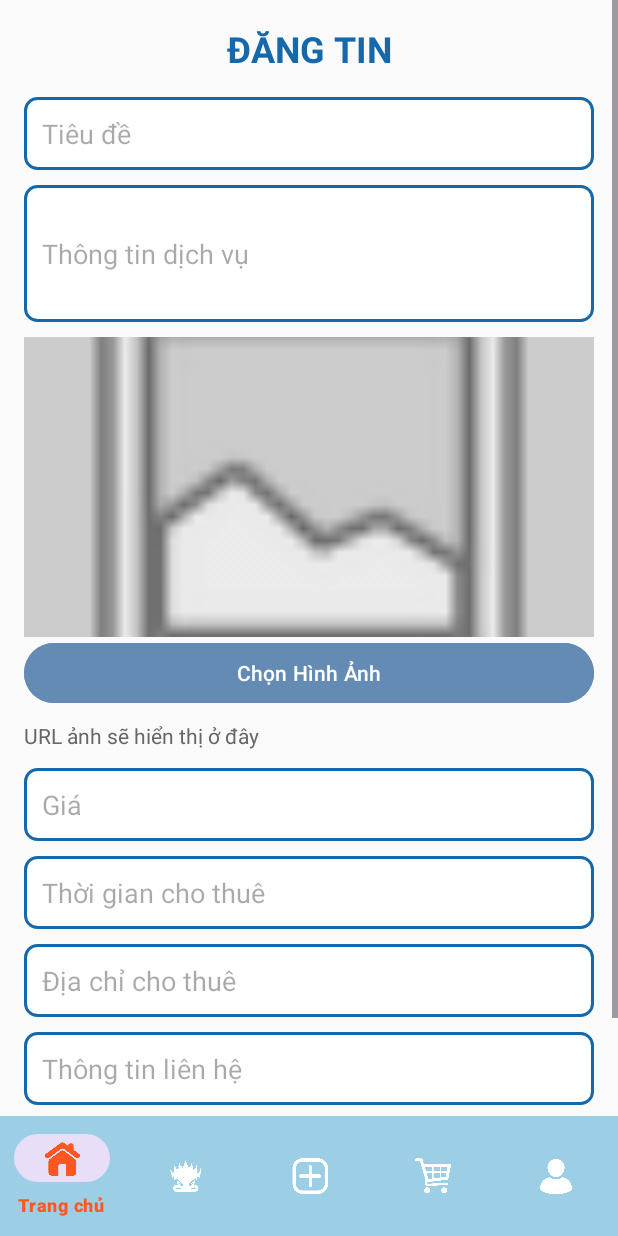
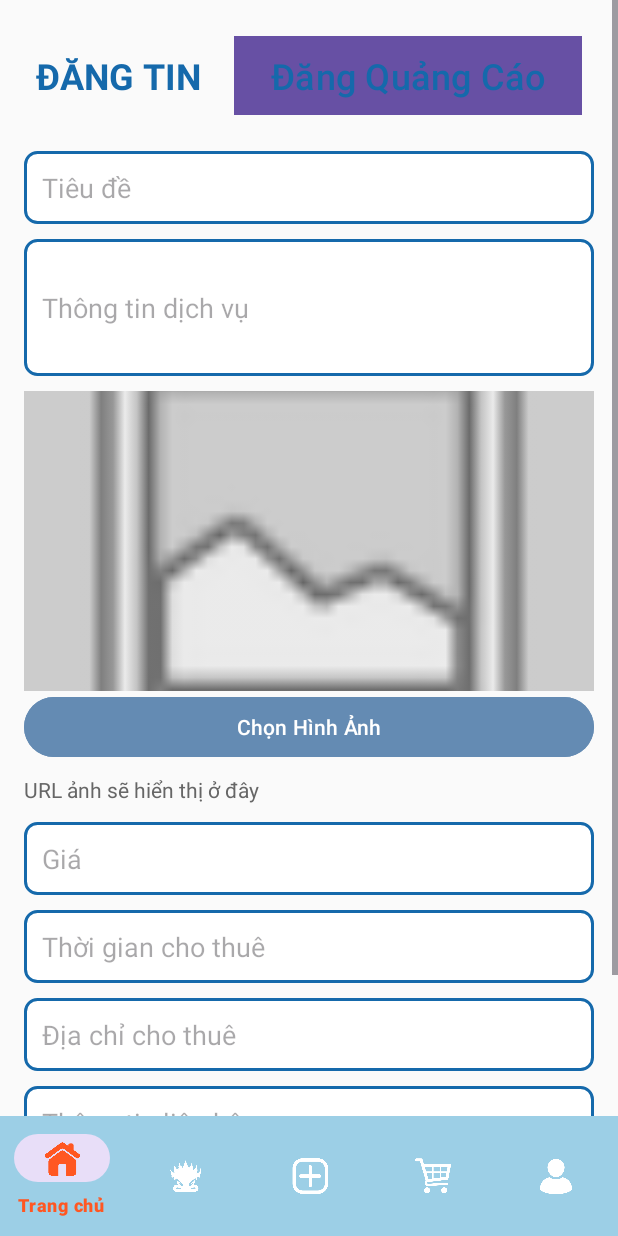
Before and after one commit to Haa-1/MekongResearchProject, an Android app: the PostActivity screen opened directly, with no data from a screen before it, on a phone screen of 412 x 824 dp. Run offline under Robolectric (Android 15) with nearby library versions, the phone set to English and light mode, and no system bars; our stand-ins replace Firebase (no records; nobody signed in at launch, a user with empty details on screens opened directly); pictures from the network do not load.

Commit message:
Add PostAdActivity

```diff
--- a/app/src/main/java/com/example/researchproject/ui/PostActivity.java
+++ b/app/src/main/java/com/example/researchproject/ui/PostActivity.java
@@ -1,6 +1,4 @@
 package com.example.researchproject.ui;
-
-
 import android.Manifest;
 import android.app.ProgressDialog;
 import android.content.Intent;
@@ -16,36 +14,31 @@ import android.widget.EditText;
 import android.widget.ImageView;
 import android.widget.TextView;
 import android.widget.Toast;
-
 import androidx.annotation.Nullable;
 import androidx.appcompat.app.AppCompatActivity;
 import androidx.core.app.ActivityCompat;
 import androidx.core.content.ContextCompat;
-
 import com.bumptech.glide.Glide;
 import com.example.researchproject.HomeMekong;
 import com.example.researchproject.InformationActivity;
 import com.example.researchproject.MekoAI;
 import com.example.researchproject.R;
 import com.example.researchproject.iam.CartActivity;
+import com.example.researchproject.iam.PostAdActivity;
 import com.google.android.material.bottomnavigation.BottomNavigationView;
 import com.google.firebase.database.DatabaseReference;
 import com.google.firebase.database.FirebaseDatabase;
-
 import org.json.JSONObject;
-
 import java.io.ByteArrayOutputStream;
 import java.io.InputStream;
 import java.util.HashMap;
 import java.util.Objects;
-
 import okhttp3.MediaType;
 import okhttp3.MultipartBody;
 import okhttp3.OkHttpClient;
 import okhttp3.Request;
 import okhttp3.RequestBody;
 import okhttp3.Response;
-
 import android.Manifest;
 import android.app.Activity;
 import android.content.Intent;
@@ -56,7 +49,6 @@ import android.provider.MediaStore;
 import android.widget.Button;
 import android.widget.ImageView;
 import android.widget.Toast;
-
 import androidx.annotation.NonNull;
 import androidx.annotation.Nullable;
 import androidx.appcompat.app.AppCompatActivity;
@@ -71,7 +63,7 @@ public class PostActivity extends AppCompatActivity {
     private Button  btnPost;
     private ImageView imgService;
     private Uri imageUri;
-    private Button btnUploadImage;
+    private Button btnUploadImage,btnPostAd;
     private TextView txtImageUrl;
     private DatabaseReference databaseReference;
     private static final int PICK_IMAGE_REQUEST = 1;
@@ -94,7 +86,12 @@ public class PostActivity extends AppCompatActivity {
         imgService = findViewById(R.id.imgService);
         btnUploadImage = findViewById(R.id.btnUploadImage);
         txtImageUrl = findViewById(R.id.txtImageUrl);
+        Button btnPostAd = findViewById(R.id.btnPostAd);
 
+        btnPostAd.setOnClickListener(v -> {
+            Intent intent = new Intent(PostActivity.this, PostAdActivity.class);
+            startActivity(intent);
+        });
         btnUploadImage.setOnClickListener(v -> openFileChooser());
         btnUploadImage.setOnClickListener(v -> checkStoragePermission());
 
@@ -135,20 +132,15 @@ public class PostActivity extends AppCompatActivity {
                 openFileChooser();
             }
         });
-
         // Xử lý đăng bài
         btnPost.setOnClickListener(v -> uploadPost());
     }
-
-
-
     private void openFileChooser() {
         Intent intent = new Intent(Intent.ACTION_GET_CONTENT);
         intent.setType("image/*"); // Lọc chỉ chọn file ảnh
         intent.addCategory(Intent.CATEGORY_OPENABLE); // Chỉ hiện các file có thể mở được
         startActivityForResult(Intent.createChooser(intent, "Chọn hình ảnh"), PICK_IMAGE_REQUEST);
     }
-
     // Xử lý kết quả sau khi chọn ảnh
     @Override
     protected void onActivityResult(int requestCode, int resultCode, @Nullable Intent data) {
@@ -159,13 +151,10 @@ public class PostActivity extends AppCompatActivity {
             Glide.with(this).load(imageUri).into(imgService); // Hiển thị ảnh đã chọn
         }
     }
-
-
     // Xử lý khi người dùng cấp quyền truy cập bộ nhớ
     @Override
     public void onRequestPermissionsResult(int requestCode, @NonNull String[] permissions, @NonNull int[] grantResults) {
         super.onRequestPermissionsResult(requestCode, permissions, grantResults);
-
         if (requestCode == REQUEST_STORAGE_PERMISSION) {
             if (grantResults.length > 0 && grantResults[0] == PackageManager.PERMISSION_GRANTED) {
                 openFileChooser();
@@ -174,7 +163,6 @@ public class PostActivity extends AppCompatActivity {
             }
         }
     }
-
     private void checkStoragePermission() {
         if (ContextCompat.checkSelfPermission(this, Manifest.permission.READ_EXTERNAL_STORAGE)
                 != PackageManager.PERMISSION_GRANTED) {
@@ -197,11 +185,9 @@ public class PostActivity extends AppCompatActivity {
             Toast.makeText(this, "Vui lòng điền đầy đủ thông tin!", Toast.LENGTH_SHORT).show();
             return;
         }
-
         ProgressDialog progressDialog = new ProgressDialog(this);
         progressDialog.setMessage("Đang đăng tin...");
         progressDialog.show();
-
         if (imageUri != null) {
             uploadImageToImgur(imageUri, (imageUrl) -> {
                 txtImageUrl.setText(imageUrl); // Cập nhật URL ảnh vào TextView
@@ -229,7 +215,6 @@ public class PostActivity extends AppCompatActivity {
         finish();
 
     }
-
     // Upload ảnh lên Imgur
     private void uploadImageToImgur(Uri imageUri, OnUploadSuccessListener successListener, OnUploadFailureListener failureListener) {
         try {
@@ -237,28 +222,22 @@ public class PostActivity extends AppCompatActivity {
             ByteArrayOutputStream baos = new ByteArrayOutputStream();
             byte[] buffer = new byte[1024];
             int bytesRead;
-
             while ((bytesRead = Objects.requireNonNull(inputStream).read(buffer)) != -1) {
                 baos.write(buffer, 0, bytesRead);
             }
-
             byte[] imageBytes = baos.toByteArray();
             String encodedImage = Base64.encodeToString(imageBytes, Base64.DEFAULT);
-
             OkHttpClient client = new OkHttpClient();
-
             // ✅ Đúng định dạng multipart/form-data cho API Imgur
             RequestBody requestBody = new MultipartBody.Builder()
                     .setType(MultipartBody.FORM)
                     .addFormDataPart("image", encodedImage)
                     .build();
-
             Request request = new Request.Builder()
                     .url("https://api.imgur.com/3/image")
                     .addHeader("Authorization", "Client-ID " + IMGUR_CLIENT_ID)
                     .post(requestBody)
                     .build();
-
             new Thread(() -> {
                 try {
                     Response response = client.newCall(request).execute();
@@ -266,7 +245,6 @@ public class PostActivity extends AppCompatActivity {
                         String responseData = Objects.requireNonNull(response.body()).string();
                         JSONObject jsonObject = new JSONObject(responseData);
                         String imageUrl = jsonObject.getJSONObject("data").getString("link");
-
                         Log.d("ImgurUpload", "Ảnh tải lên thành công: " + imageUrl);
                         runOnUiThread(() -> successListener.onSuccess(imageUrl));
                     } else {
@@ -278,18 +256,15 @@ public class PostActivity extends AppCompatActivity {
                     runOnUiThread(() -> failureListener.onFailure(e.getMessage()));
                 }
             }).start();
-
         } catch (Exception e) {
             Log.e("ImgurUpload", "Lỗi đọc file ảnh: " + e.getMessage());
             failureListener.onFailure(e.getMessage());
         }
     }
-
     // Lưu thông tin bài đăng vào Firebase
     private void savePostToDatabase(String title, String serviceInfo, String price, String rentalTime, String address, String contact, String imageUrl) {
         DatabaseReference databaseReference = FirebaseDatabase.getInstance().getReference("Posts");
         String postId = databaseReference.push().getKey(); // ✅ Tạo ID duy nhất cho bài đăng
-
         if (postId != null) {
             HashMap<String, Object> postMap = new HashMap<>();
             postMap.put("title", title);
@@ -300,21 +275,16 @@ public class PostActivity extends AppCompatActivity {
             postMap.put("address", address);
             postMap.put("contact", contact);
             postMap.put("imageUrl", imageUrl); // ✅ Đảm bảo thêm imageUrl vào đây
-
             Log.d("FirebaseSave", "Dữ liệu đang lưu: " + postMap.toString()); // Log dữ liệu trước khi lưu
-
             databaseReference.child(postId).setValue(postMap)
                     .addOnSuccessListener(aVoid -> Log.d("FirebaseSave", "Đăng bài thành công!"))
                     .addOnFailureListener(e -> Log.e("FirebaseSave", "Lỗi khi đăng bài: " + e.getMessage()));
         }
     }
-
-
     // Interfaces để xử lý callback khi upload ảnh
     interface OnUploadSuccessListener {
         void onSuccess(String imageUrl);
     }
-
     interface OnUploadFailureListener {
         void onFailure(String errorMessage);
     }
--- a/app/src/main/res/layout/activity_post.xml
+++ b/app/src/main/res/layout/activity_post.xml
@@ -17,17 +17,38 @@
             android:layout_height="wrap_content"
             android:orientation="vertical"
             android:padding="16dp">
-            <!-- Tiêu đề chính -->
-            <TextView
-                android:id="@+id/txtTitleHeader"
+            <LinearLayout
                 android:layout_width="match_parent"
                 android:layout_height="wrap_content"
-                android:text="ĐĂNG TIN"
-                android:textColor="#1569AB"
-                android:textSize="24sp"
-                android:textStyle="bold"
-                android:gravity="center"
-                android:layout_marginBottom="16dp" />
+                android:orientation="horizontal"
+                android:gravity="center_vertical"
+                android:padding="8dp"
+                android:layout_marginBottom="16dp">
+
+                <!-- 📝 Tiêu đề chính -->
+                <TextView
+                    android:id="@+id/txtTitleHeader"
+                    android:layout_width="0dp"
+                    android:layout_height="wrap_content"
+                    android:layout_weight="1"
+                    android:text="ĐĂNG TIN"
+                    android:textColor="#1569AB"
+                    android:textSize="24sp"
+                    android:textStyle="bold"
+                    android:gravity="start"/>
+
+                <!-- 📢 Nút Đăng Quảng Cáo -->
+                <Button
+                    android:id="@+id/btnPostAd"
+                    android:layout_width="wrap_content"
+                    android:layout_height="wrap_content"
+                    android:text="Đăng Quảng Cáo"
+                    android:textSize="24sp"
+                    android:textColor="#1569AB"
+                    android:background="#FFFFFF"
+                    android:layout_marginStart="12dp"/>
+            </LinearLayout>
+
 
             <!-- Tiêu đề bài đăng -->
             <EditText
```
